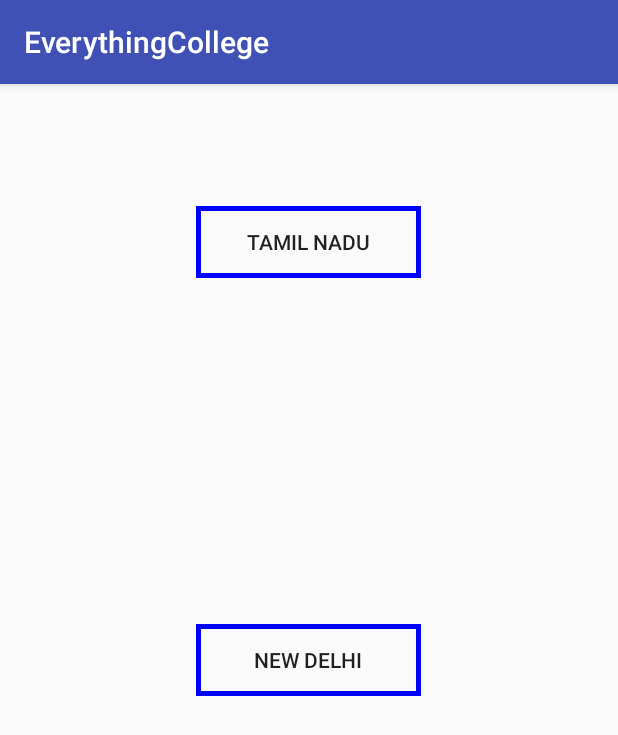
After one commit to Abdulkadir98/EverythingCollege, an Android app: the states_intro screen opened directly, with no data from a screen before it, on a phone screen of 412 x 824 dp. The commit adds this screen. Shown: the top 735 px of the screen. Run offline under Robolectric (Android 15) with nearby library versions, the phone set to English and light mode, and no system bars.

Commit message:
added  activities for state

```diff
--- a/app/build.gradle
+++ b/app/build.gradle
@@ -2,7 +2,7 @@ apply plugin: 'com.android.application'
 
 android {
     compileSdkVersion 24
-    buildToolsVersion "24.0.0"
+    buildToolsVersion "24.0.2"
 
     defaultConfig {
         applicationId "com.example.hp.main"
--- a/app/src/main/java/com/example/hp/main/SplashScreen.java
+++ b/app/src/main/java/com/example/hp/main/SplashScreen.java
@@ -6,7 +6,6 @@ import android.support.v7.app.AppCompatActivity;
 
 public class SplashScreen extends AppCompatActivity {
     private static final int SPLASH_TIME = 3000;
-
     @Override
     protected void onCreate(Bundle savedInstanceState) {
         super.onCreate(savedInstanceState);
--- /dev/null
+++ b/app/src/main/java/com/example/hp/main/states_intro.java
@@ -0,0 +1,44 @@
+package com.example.hp.main;
+
+import android.content.Intent;
+import android.support.v7.app.AppCompatActivity;
+import android.os.Bundle;
+import android.view.View;
+import android.widget.Button;
+
+import static android.R.attr.value;
+
+public class states_intro extends AppCompatActivity {
+
+        String value,value1;
+    @Override
+    protected void onCreate(Bundle savedInstanceState) {
+        super.onCreate(savedInstanceState);
+        setContentView(R.layout.activity_states_intro);
+        Button b= (Button) findViewById(R.id.tamil_nadu);
+        Button b1=(Button) findViewById(R.id.new_delhi);
+        value=b.getText().toString();
+        value1=b1.getText().toString();
+        if(b!=null) {
+            b.setOnClickListener(new View.OnClickListener() {
+                @Override
+                public void onClick(View v) {
+                    Intent intent = new Intent(getApplicationContext(), stateActivity.class);
+                    intent.putExtra("title", value);
+                    startActivity(intent);
+                }
+            });
+        }
+        if(b1!=null) {
+            b1.setOnClickListener(new View.OnClickListener() {
+                @Override
+                public void onClick(View v) {
+                    Intent intent = new Intent(getApplicationContext(), stateActivity.class);
+                    intent.putExtra("title", value1);
+                    startActivity(intent);
+                }
+            });
+        }
+
+    }
+}
--- /dev/null
+++ b/app/src/main/res/drawable/values.xml
@@ -0,0 +1,12 @@
+<?xml version="1.0" encoding="utf-8"?>
+
+<shape xmlns:android="http://schemas.android.com/apk/res/android"
+    android:shape="rectangle" >
+
+    <solid android:color="#0000" />
+
+    <stroke
+        android:width="3dp"
+        android:color="#0000FF" />
+
+</shape>
--- a/app/src/main/res/layout/activity_main.xml
+++ b/app/src/main/res/layout/activity_main.xml
@@ -56,9 +56,10 @@
             <ImageView
                 android:layout_width="120dp"
                 android:layout_height="120dp"
-
+                android:id="@+id/state_colleges"
                 android:layout_marginTop="40dp"
                 android:layout_gravity="center"
+                android:src="@drawable/state"
                 android:onClick="topStateColleges"/>
             <ImageView
                 android:layout_width="120dp"
--- a/app/src/main/res/layout/activity_splash_screen.xml
+++ b/app/src/main/res/layout/activity_splash_screen.xml
@@ -13,6 +13,9 @@
         android:layout_width="wrap_content"
         android:layout_height="wrap_content"
         android:src="@drawable/logo"
-        android:layout_centerInParent="true"/>
+        android:layout_centerHorizontal="true"
+        android:layout_alignParentTop="true"
+        android:layout_alignParentBottom="true"
+        android:background="#F5F5F5" />
 
 </RelativeLayout>
--- /dev/null
+++ b/app/src/main/res/layout/activity_states_intro.xml
@@ -0,0 +1,32 @@
+<?xml version="1.0" encoding="utf-8"?>
+<RelativeLayout xmlns:android="http://schemas.android.com/apk/res/android"
+    xmlns:tools="http://schemas.android.com/tools"
+    android:id="@+id/activity_states_intro"
+    android:layout_width="match_parent"
+    android:layout_height="match_parent"
+    android:paddingBottom="@dimen/activity_vertical_margin"
+    android:paddingLeft="@dimen/activity_horizontal_margin"
+    android:paddingRight="@dimen/activity_horizontal_margin"
+    android:paddingTop="@dimen/activity_vertical_margin"
+    tools:context="com.example.hp.main.states_intro">
+
+    <Button
+        android:text="Tamil Nadu"
+        android:layout_width="150dp"
+        android:layout_height="wrap_content"
+        android:id="@+id/tamil_nadu"
+        android:layout_alignParentTop="true"
+        android:layout_centerHorizontal="true"
+        android:layout_marginTop="65dp"
+        android:background="@drawable/values" />
+
+    <Button
+        android:text="New Delhi"
+        android:layout_width="150dp"
+        android:layout_height="wrap_content"
+        android:layout_centerVertical="true"
+
+        android:layout_centerHorizontal="true"
+        android:id="@+id/new_delhi"
+        android:background="@drawable/values" />
+</RelativeLayout>
--- a/build.gradle
+++ b/build.gradle
@@ -5,7 +5,7 @@ buildscript {
         jcenter()
     }
     dependencies {
-        classpath 'com.android.tools.build:gradle:2.2.2'
+        classpath 'com.android.tools.build:gradle:2.2.3'
 
         // NOTE: Do not place your application dependencies here; they belong
         // in the individual module build.gradle files
```
Also changed, not shown: app/src/main/AndroidManifest.xml (+6 -3 lines), app/src/main/java/com/example/hp/main/MainActivity.java (+19 -0 lines), app/src/main/java/com/example/hp/main/stateActivity.java (added, +61 -0 lines), app/src/main/res/layout/activity_state.xml (added, +13 -0 lines), app/src/main/res/drawable/state.jpeg (added). Lines whose indentation alone changed are shown as unchanged.
